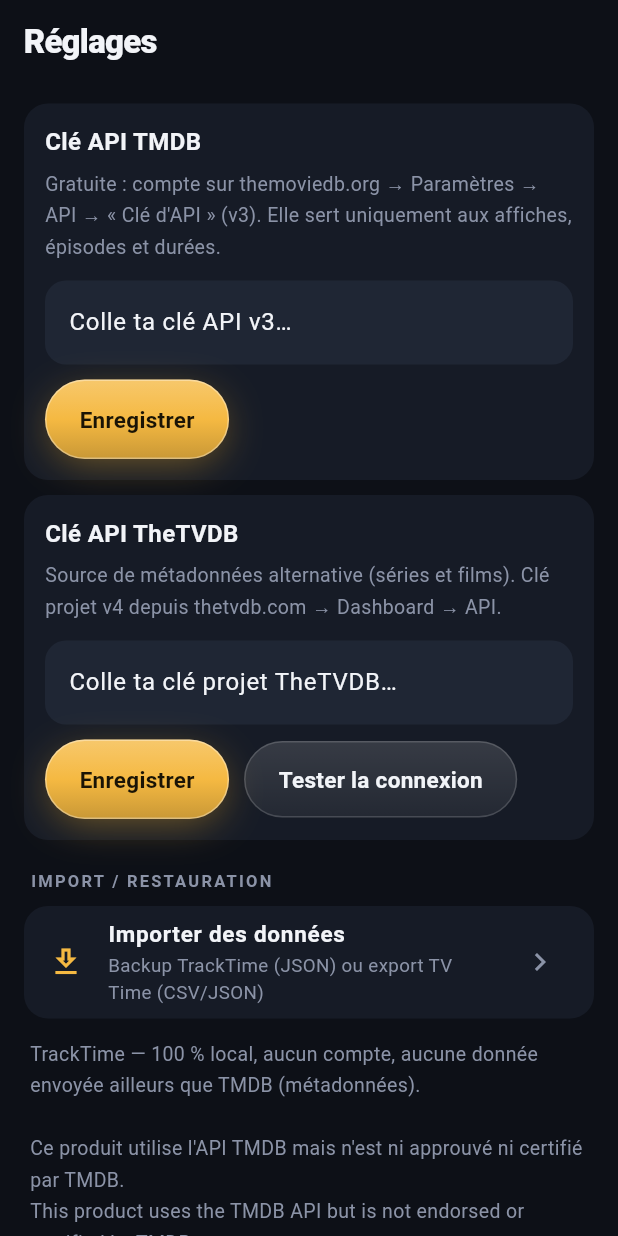
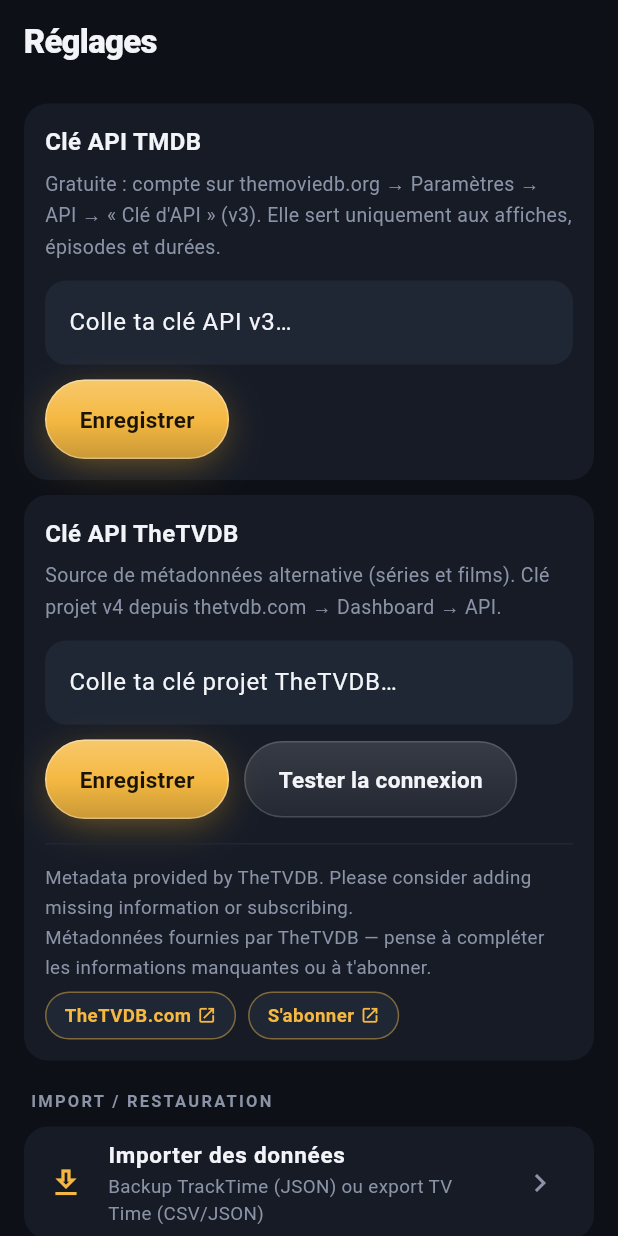
Before and after one commit to tom06700/tracktime, a Flutter app: the SettingsScreen screen opened by its route, on a phone screen of 412 x 824 dp. Run offline on Flutter 3.47's test engine with Material 3 defaults, Android fonts, the phone set to English and light mode, and no system bars; our stand-ins replace drift, drift_flutter, file_picker, flutter_riverpod, flutter_sticky_header, go_router and 2 more; accounts and stored records are empty; generated files the repository leaves out were written again.

Commit message:
Réglages : attribution TheTVDB requise (texte + lien direct)
Conforme à thetvdb.com/api-information#attribution : affichage à
l'utilisateur de « Metadata provided by TheTVDB. Please consider adding
missing information or subscribing. » avec liens cliquables directs vers
TheTVDB.com et la page d'abonnement, dans la carte TheTVDB des Réglages.

Co-Authored-By: Claude Opus 4.8 <noreply@anthropic.com>
Claude-Session: https://claude.ai/code/session_01WerRie8kS9wJUJuZsc3MKh

```diff
--- a/app/lib/settings/settings_screen.dart
+++ b/app/lib/settings/settings_screen.dart
@@ -1,6 +1,7 @@
 import 'package:flutter/material.dart';
 import 'package:flutter_riverpod/flutter_riverpod.dart';
 import 'package:go_router/go_router.dart';
+import 'package:url_launcher/url_launcher.dart';
 
 import '../theme.dart';
 import '../tmdb/tvdb.dart';
@@ -26,6 +27,13 @@ class _SettingsScreenState extends ConsumerState<SettingsScreen> {
     _keyController.dispose();
     _tvdbController.dispose();
     super.dispose();
+  }
+
+  Future<void> _open(String url) async {
+    final uri = Uri.tryParse(url);
+    if (uri != null) {
+      await launchUrl(uri, mode: LaunchMode.externalApplication);
+    }
   }
 
   Future<void> _testTvdb() async {
@@ -176,6 +184,32 @@ class _SettingsScreenState extends ConsumerState<SettingsScreen> {
                       ),
                     ],
                   ),
+                  // Attribution requise par TheTVDB (lien direct obligatoire).
+                  const SizedBox(height: 16),
+                  const Divider(height: 1, color: TtColors.surfaceHi),
+                  const SizedBox(height: 12),
+                  const Text(
+                    'Metadata provided by TheTVDB. Please consider adding '
+                    'missing information or subscribing.\n'
+                    'Métadonnées fournies par TheTVDB — pense à compléter les '
+                    'informations manquantes ou à t\'abonner.',
+                    style: TextStyle(
+                        fontSize: 12.5, color: TtColors.dim, height: 1.6),
+                  ),
+                  const SizedBox(height: 6),
+                  Wrap(
+                    spacing: 8,
+                    children: [
+                      _LinkChip(
+                        label: 'TheTVDB.com',
+                        onTap: () => _open('https://thetvdb.com'),
+                      ),
+                      _LinkChip(
+                        label: 'S\'abonner',
+                        onTap: () => _open('https://thetvdb.com/subscribe'),
+                      ),
+                    ],
+                  ),
                 ],
               ),
             ),
@@ -220,3 +254,40 @@ class _SettingsScreenState extends ConsumerState<SettingsScreen> {
     );
   }
 }
+
+/// Petit lien en pastille (attribution TheTVDB).
+class _LinkChip extends StatelessWidget {
+  const _LinkChip({required this.label, required this.onTap});
+
+  final String label;
+  final VoidCallback onTap;
+
+  @override
+  Widget build(BuildContext context) {
+    return GestureDetector(
+      onTap: onTap,
+      child: Container(
+        padding: const EdgeInsets.symmetric(horizontal: 12, vertical: 6),
+        decoration: BoxDecoration(
+          color: TtColors.surfaceHi,
+          borderRadius: BorderRadius.circular(30),
+          border: Border.all(color: TtColors.amber.withValues(alpha: 0.45)),
+        ),
+        child: Row(
+          mainAxisSize: MainAxisSize.min,
+          children: [
+            Text(
+              label,
+              style: const TextStyle(
+                  fontSize: 12.5,
+                  fontWeight: FontWeight.w700,
+                  color: TtColors.amber),
+            ),
+            const SizedBox(width: 4),
+            const Icon(Icons.open_in_new, size: 13, color: TtColors.amber),
+          ],
+        ),
+      ),
+    );
+  }
+}
```
Also changed, not shown: 2 other files.
